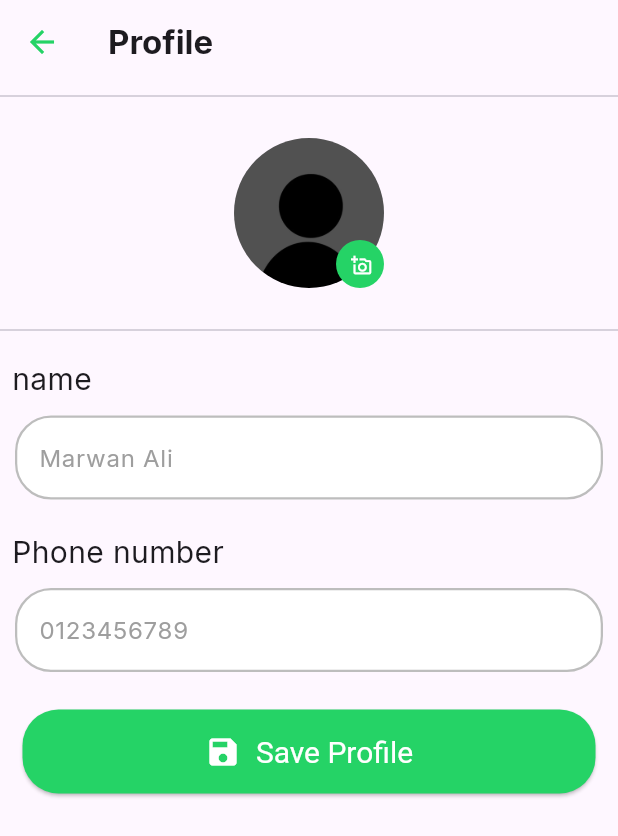
After one commit to AshrafSholok/Chat_app, a Flutter app: the ProfileView screen opened by its route, on a phone screen of 412 x 824 dp. The commit adds this screen. Shown: the top 836 px of the screen. Run offline on Flutter 3.47's test engine with Material 3 defaults, Android fonts, the phone set to English and light mode, and no system bars; our stand-ins replace google_fonts.

Commit message:
add profile view

```diff
--- a/lib/core/routes/app_routing.dart
+++ b/lib/core/routes/app_routing.dart
@@ -2,6 +2,7 @@ import 'package:chat_app/core/routes/routes.dart';
 import 'package:chat_app/features/auth/presentation/views/login_view.dart';
 import 'package:chat_app/features/auth/presentation/views/signup_view.dart';
 import 'package:chat_app/features/home/presentation/views/home_view.dart';
+import 'package:chat_app/features/profile/presentation/views/profile_view.dart';
 import 'package:chat_app/features/splash%20screen/presentation/views/splash_view.dart';
 import 'package:flutter/material.dart';
 
@@ -18,8 +19,8 @@ class AppRouting {
         return MaterialPageRoute(builder: (_) => const LoginView());
       case Routes.home:
         return MaterialPageRoute(builder: (_) => const HomeView());
-      // case Routes.profile:
-      //   return MaterialPageRoute(builder: (_) => const ProfileView());
+      case Routes.profile:
+        return MaterialPageRoute(builder: (_) => const ProfileView());
 
       default:
         return MaterialPageRoute(
--- a/lib/features/chats/presentation/views/chats_view.dart
+++ b/lib/features/chats/presentation/views/chats_view.dart
@@ -26,9 +26,8 @@ class ChatsView extends StatelessWidget {
             icon: const Icon(Icons.more_vert, size: 25),
             onSelected: (String result) {
               if (result == 'New Group') {
-                // print("New Group selected");
               } else if (result == 'Profile') {
-                // print("Profile selected");
+                Navigator.pushNamed(context, Routes.profile);
               }
             },
             itemBuilder: (BuildContext context) => <PopupMenuEntry<String>>[
--- /dev/null
+++ b/lib/features/profile/presentation/views/profile_view.dart
@@ -0,0 +1,29 @@
+import 'package:chat_app/core/themes/colors_app.dart';
+import 'package:chat_app/features/profile/presentation/views/widgets/profile_body.dart';
+import 'package:flutter/material.dart';
+
+class ProfileView extends StatelessWidget {
+  const ProfileView({super.key});
+
+  @override
+  Widget build(BuildContext context) {
+    return Scaffold(
+      appBar: AppBar(
+        leading: IconButton(
+          icon: const Icon(Icons.arrow_back),
+          color: ColorsApp.secondryColor, // Change this to your desired color
+          onPressed: () {
+            Navigator.of(context).pop();
+          },
+        ),
+        title: const Text(
+          'Profile',
+          style: TextStyle(
+            fontWeight: FontWeight.bold,
+          ),
+        ),
+      ),
+      body: const ProfileBody(),
+    );
+  }
+}
--- /dev/null
+++ b/lib/features/profile/presentation/views/widgets/picture.dart
@@ -0,0 +1,48 @@
+import 'package:chat_app/core/constants/asset_images.dart';
+import 'package:chat_app/core/themes/colors_app.dart';
+import 'package:flutter/material.dart';
+
+class Picture extends StatelessWidget {
+  const Picture({super.key});
+
+  @override
+  Widget build(BuildContext context) {
+    return Container(
+      width: 100,
+      height: 100,
+      decoration: const BoxDecoration(
+          shape: BoxShape.circle,
+          image: DecorationImage(image: AssetImage(AssetsImage.profile))),
+      child: Align(
+        alignment: const Alignment(1.0, 1.0),
+        child: Container(
+          width: 32,
+          height: 32,
+          decoration: const BoxDecoration(
+            shape: BoxShape.circle,
+            color: ColorsApp.secondryColor,
+          ),
+          child: Center(
+            child: Container(
+              width: 28,
+              height: 28,
+              alignment: Alignment.centerLeft,
+              decoration: const BoxDecoration(
+                shape: BoxShape.circle,
+                color: ColorsApp.secondryColor,
+              ),
+              child: IconButton(
+                onPressed: () {},
+                icon: const Icon(
+                  Icons.add_a_photo_outlined,
+                  color: Colors.white,
+                  size: 14,
+                ),
+              ),
+            ),
+          ),
+        ),
+      ),
+    );
+  }
+}
--- /dev/null
+++ b/lib/features/profile/presentation/views/widgets/profile_body.dart
@@ -0,0 +1,68 @@
+import 'package:chat_app/core/shared%20widgets/custom_button.dart';
+import 'package:chat_app/core/shared%20widgets/default_text_field.dart';
+import 'package:chat_app/core/themes/colors_app.dart';
+import 'package:chat_app/features/profile/presentation/views/widgets/picture.dart';
+import 'package:flutter/material.dart';
+
+class ProfileBody extends StatelessWidget {
+  const ProfileBody({super.key});
+
+  @override
+  Widget build(BuildContext context) {
+    return Column(
+      // crossAxisAlignment: CrossAxisAlignment.center,
+      children: [
+        const Divider(),
+        const Padding(
+          padding: EdgeInsets.all(20.0),
+          child: Center(child: Picture()),
+        ),
+        const Divider(),
+        const Padding(
+          padding: EdgeInsets.only(left: 8.0, top: 10),
+          child: Align(
+            alignment: Alignment.centerLeft,
+            child: Text(
+              'name',
+              style: TextStyle(fontSize: 20),
+            ),
+          ),
+        ),
+        const Padding(
+          padding: EdgeInsets.all(10.0),
+          child: DefaultTextField(
+            labelText: 'Marwan Ali',
+            borderRadius: 12,
+          ),
+        ),
+        const Padding(
+          padding: EdgeInsets.only(left: 8.0, top: 10),
+          child: Align(
+            alignment: Alignment.centerLeft,
+            child: Text(
+              'Phone number',
+              style: TextStyle(fontSize: 20),
+            ),
+          ),
+        ),
+        const Padding(
+          padding: EdgeInsets.all(10.0),
+          child: DefaultTextField(
+            labelText: '0123456789',
+            borderRadius: 12,
+          ),
+        ),
+        Padding(
+          padding: const EdgeInsets.all(15.0),
+          child: DefaultButton(
+            label: 'Save Profile',
+            onPressed: () {},
+            backgroundColor: ColorsApp.secondryColor,
+            width: double.infinity,
+            icon: Icons.save,
+          ),
+        )
+      ],
+    );
+  }
+}
```
